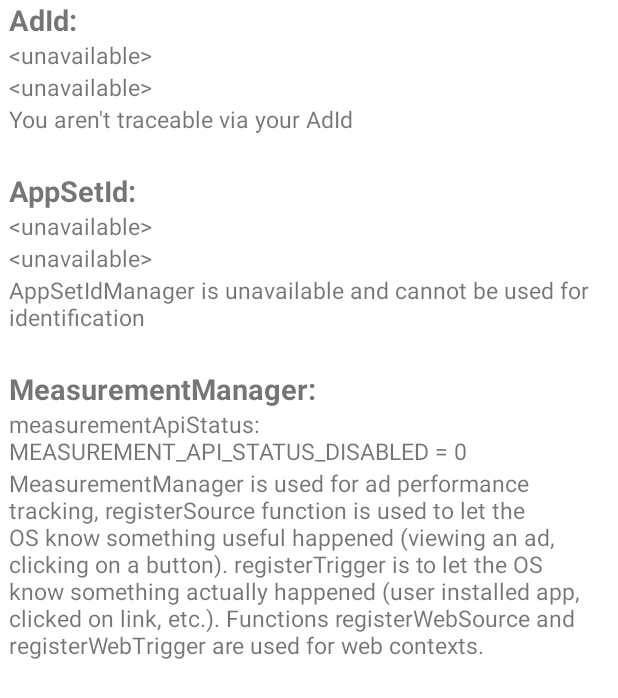
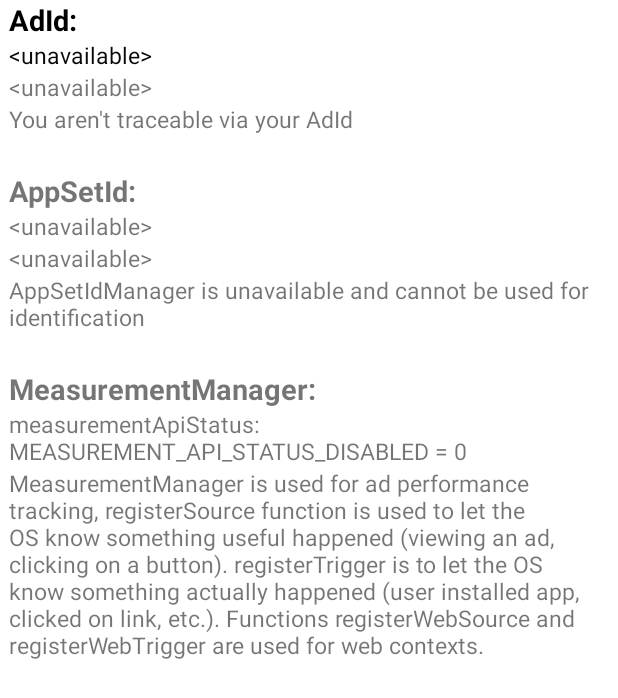
Before and after one commit to Jundertag/AdManager, an Android app: the screen it shows after launch (MainActivity), on a phone screen of 412 x 824 dp. Shown: the top 698 px of the screen. Run offline under Robolectric (Android 15) with nearby library versions, the phone set to English and light mode, and no system bars; 1 statement that could not run was skipped.

Commit message:
managing colors.xml to preferences and adding themes, adjusting xml attr's to select theme colors

```diff
--- a/app/src/main/java/com/jayden/ad_manager/app/ui/MainActivity.kt
+++ b/app/src/main/java/com/jayden/ad_manager/app/ui/MainActivity.kt
@@ -2,6 +2,7 @@ package com.jayden.ad_manager.app.ui
 
 import android.adservices.appsetid.AppSetId
 import android.annotation.SuppressLint
+import android.content.res.Configuration
 import android.os.Bundle
 import android.util.Log
 import android.view.View
--- a/app/src/main/res/layout/activity_main.xml
+++ b/app/src/main/res/layout/activity_main.xml
@@ -13,6 +13,7 @@
         android:text="AdId:"
         android:textSize="@dimen/text_bold_size"
         android:textStyle="bold"
+        android:textColor="?attr/colorOnSurface"
         app:layout_constraintTop_toTopOf="parent"
         app:layout_constraintStart_toStartOf="parent"/>
 
@@ -23,6 +24,7 @@
         android:paddingHorizontal="@dimen/text_padding_horizontal"
         android:text="loading..."
         android:textSize="@dimen/text_normal_size"
+        android:textColor="?attr/colorOnSurfaceVariant"
         app:layout_constraintTop_toBottomOf="@id/ad_title"
         app:layout_constraintStart_toStartOf="parent"/>
 
--- a/app/src/main/res/values-night/themes.xml
+++ b/app/src/main/res/values-night/themes.xml
@@ -2,15 +2,19 @@
     <!-- Base application theme. -->
     <style name="Theme.Ad_Manager" parent="Theme.MaterialComponents.DayNight.NoActionBar">
         <!-- Primary brand color. -->
-        <item name="colorPrimary">@color/purple_200</item>
-        <item name="colorPrimaryVariant">@color/purple_700</item>
-        <item name="colorOnPrimary">@color/black</item>
+        <item name="colorPrimary">@color/primary_dark</item>
+        <item name="colorPrimaryVariant">@color/primary_variant_dark</item>
+        <item name="colorOnPrimary">@color/on_primary_dark</item>
         <!-- Secondary brand color. -->
-        <item name="colorSecondary">@color/teal_200</item>
-        <item name="colorSecondaryVariant">@color/teal_200</item>
-        <item name="colorOnSecondary">@color/black</item>
+        <item name="colorSecondary">@color/secondary_dark</item>
+        <item name="colorSecondaryVariant">@color/secondary_variant_dark</item>
+        <item name="colorOnSecondary">@color/on_secondary_dark</item>
+        <!-- Surface brand color. -->
+        <item name="colorSurface">@color/surface_dark</item>
+        <item name="colorOnSurface">@color/on_surface_dark</item>
+        <item name="colorOnSurfaceVariant">@color/on_surface_variant_dark</item>
         <!-- Status bar color. -->
         <item name="android:statusBarColor">?attr/colorPrimaryVariant</item>
-        <!-- Customize your theme here. -->
+        <item name="android:windowLightStatusBar">true</item>
     </style>
 </resources>
--- a/app/src/main/res/values/colors.xml
+++ b/app/src/main/res/values/colors.xml
@@ -1,10 +1,29 @@
 <?xml version="1.0" encoding="utf-8"?>
 <resources>
-    <color name="purple_200">#FFBB86FC</color>
-    <color name="purple_500">#FF6200EE</color>
-    <color name="purple_700">#FF3700B3</color>
-    <color name="teal_200">#FF03DAC5</color>
-    <color name="teal_700">#FF018786</color>
-    <color name="black">#FF000000</color>
-    <color name="white">#FFFFFFFF</color>
+    <color name="primary_light">#FFFFFFFF</color>
+    <color name="primary_dark">#FF888888</color>
+
+    <color name="primary_variant_light">#FFFFFFFF</color>
+    <color name="primary_variant_dark">#FF0A0A0A</color>
+
+    <color name="on_primary_light">#FF000000</color>
+    <color name="on_primary_dark">#FFFFFFFF</color>
+
+    <color name="secondary_light">#FFFFFFFF</color>
+    <color name="secondary_dark">#FF888888</color>
+
+    <color name="secondary_variant_light">#FFFFFFFF</color>
+    <color name="secondary_variant_dark">#FF0A0A0A</color>
+
+    <color name="on_secondary_light">#FF080808</color>
+    <color name="on_secondary_dark">#FFFFFFFF</color>
+
+    <color name="surface_light">#FFFFFFFF</color>
+    <color name="surface_dark">#FF000000</color>
+
+    <color name="on_surface_light">#FF000000</color>
+    <color name="on_surface_dark">#FFFFFFFF</color>
+
+    <color name="on_surface_variant_light">#FF080808</color>
+    <color name="on_surface_variant_dark">#FFF8F8F8</color>
 </resources>
--- a/app/src/main/res/values/themes.xml
+++ b/app/src/main/res/values/themes.xml
@@ -2,15 +2,19 @@
     <!-- Base application theme. -->
     <style name="Theme.Ad_Manager" parent="Theme.MaterialComponents.DayNight.NoActionBar">
         <!-- Primary brand color. -->
-        <item name="colorPrimary">@color/purple_500</item>
-        <item name="colorPrimaryVariant">@color/purple_700</item>
-        <item name="colorOnPrimary">@color/white</item>
+        <item name="colorPrimary">@color/primary_light</item>
+        <item name="colorPrimaryVariant">@color/primary_variant_light</item>
+        <item name="colorOnPrimary">@color/on_primary_light</item>
         <!-- Secondary brand color. -->
-        <item name="colorSecondary">@color/teal_200</item>
-        <item name="colorSecondaryVariant">@color/teal_700</item>
-        <item name="colorOnSecondary">@color/black</item>
+        <item name="colorSecondary">@color/secondary_light</item>
+        <item name="colorSecondaryVariant">@color/secondary_variant_light</item>
+        <item name="colorOnSecondary">@color/on_secondary_light</item>
+        <!-- Surface brand color. -->
+        <item name="colorSurface">@color/surface_light</item>
+        <item name="colorOnSurface">@color/on_surface_light</item>
+        <item name="colorOnSurfaceVariant">@color/on_surface_variant_light</item>
         <!-- Status bar color. -->
         <item name="android:statusBarColor">?attr/colorPrimaryVariant</item>
-        <!-- Customize your theme here. -->
+        <item name="android:windowLightStatusBar">true</item>
     </style>
 </resources>
```
